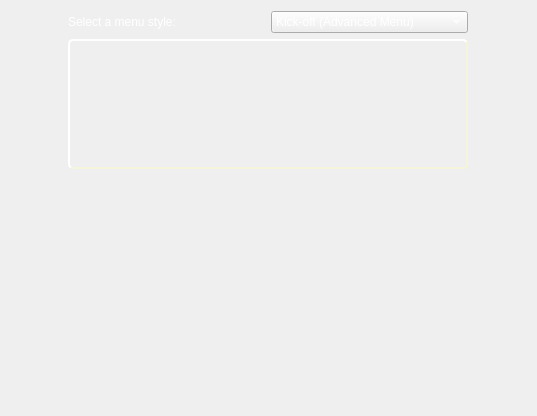
First picture: the form in kde4/kaptan4/src/gui/menuWidget.ui, repository pars-linux/uludag, before the edit.
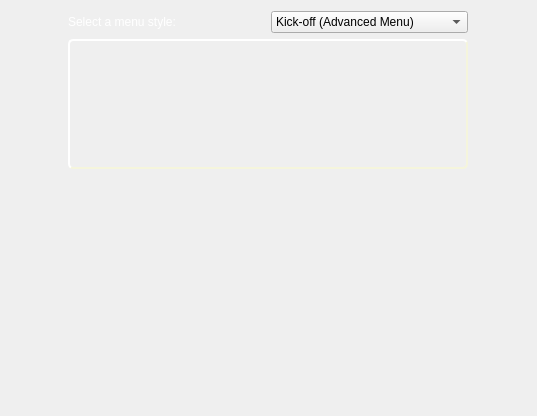
Second picture: the form after the edit.

Commit message: fix label colors

```diff
--- a/kde4/kaptan4/src/gui/menuWidget.ui
+++ b/kde4/kaptan4/src/gui/menuWidget.ui
@@ -43,7 +43,7 @@
          <item>
           <widget class="QComboBox" name="menuStyles">
            <property name="styleSheet">
-            <string notr="true">color: white</string>
+            <string notr="true"/>
            </property>
            <item>
             <property name="text">
```
